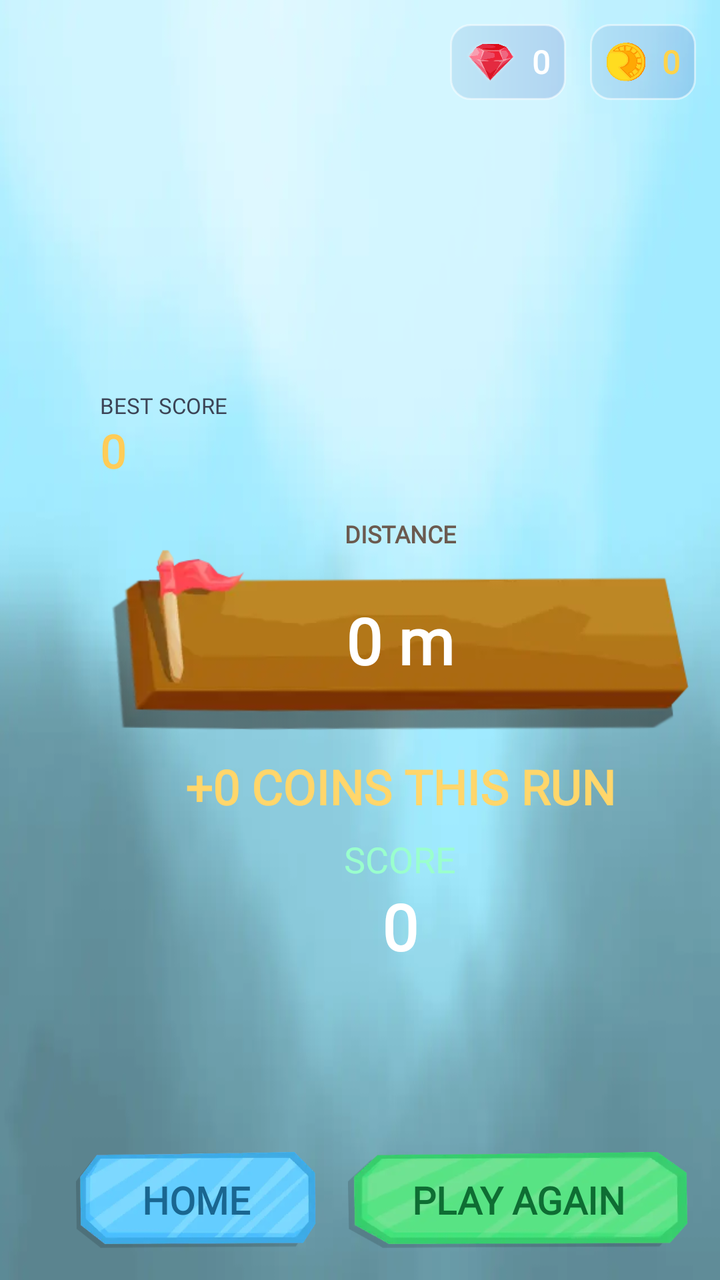
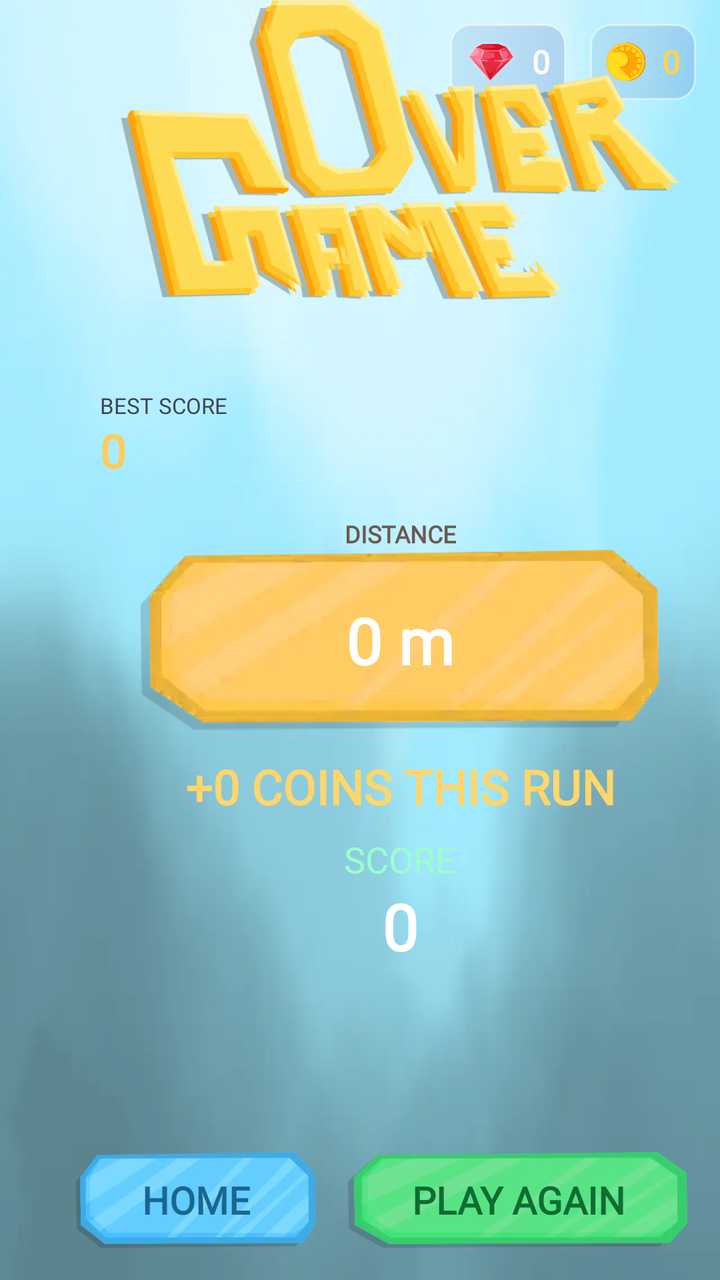

Two renders of the same Android screen: before a commit and after it. Below are the layout's source before the change and the commit's diff.
<!-- AndroidManifest.xml: application theme Theme.RollerRush -->
<!-- res/layout/activity_game_over.xml -->
<?xml version="1.0" encoding="utf-8"?>
<androidx.constraintlayout.widget.ConstraintLayout
    xmlns:android="http://schemas.android.com/apk/res/android"
    xmlns:app="http://schemas.android.com/apk/res-auto"
    xmlns:tools="http://schemas.android.com/tools"
    android:id="@+id/gameOverRoot"
    android:layout_width="match_parent"
    android:layout_height="match_parent"
    android:background="@drawable/bg02">

    
    <LinearLayout
        android:id="@+id/linearLayout3"
        android:layout_width="wrap_content"
        android:layout_height="38dp"
        android:layout_margin="12dp"
        android:background="@drawable/coin_container"
        android:gravity="center"
        android:orientation="horizontal"
        android:paddingHorizontal="8dp"
        app:layout_constraintEnd_toStartOf="@id/linearLayout2"
        app:layout_constraintTop_toTopOf="parent">

        <ImageView
            android:layout_width="25dp"
            android:layout_height="25dp"
            android:layout_marginEnd="8dp"
            android:contentDescription="Rush Rubies"
            android:src="@drawable/rush_ruby" />

        <TextView
            android:id="@+id/rubiesLabel"
            android:layout_width="wrap_content"
            android:layout_height="wrap_content"
            android:fontFamily="@font/count_font"
            android:text="0"
            android:textColor="#FFFFFF"
            android:textSize="16sp"
            android:textStyle="bold" />
    </LinearLayout>

    
    <LinearLayout
        android:id="@+id/linearLayout2"
        android:layout_width="wrap_content"
        android:layout_height="38dp"
        android:layout_margin="12dp"
        android:background="@drawable/coin_container"
        android:gravity="center"
        android:orientation="horizontal"
        android:paddingHorizontal="8dp"
        app:layout_constraintEnd_toEndOf="parent"
        app:layout_constraintTop_toTopOf="parent">

        <ImageView
            android:layout_width="20dp"
            android:layout_height="20dp"
            android:layout_marginEnd="8dp"
            android:contentDescription="Rush Coins"
            android:src="@drawable/rush_coin" />

        <TextView
            android:id="@+id/totalCoinsValue"
            android:layout_width="wrap_content"
            android:layout_height="wrap_content"
            android:fontFamily="@font/count_font"
            android:text="0"
            android:textColor="#FFD34B"
            android:textSize="16sp"
            android:textStyle="bold" />
    </LinearLayout>

    
    <LinearLayout
        android:id="@+id/linearLayout11"
        android:layout_width="wrap_content"
        android:layout_height="wrap_content"
        android:layout_margin="16dp"
        android:gravity="center"
        android:orientation="horizontal"
        app:layout_constraintBottom_toBottomOf="parent"
        app:layout_constraintEnd_toEndOf="parent">

        <Button
            android:id="@+id/homeButton"
            android:layout_width="120dp"
            android:layout_height="48dp"
            android:layout_marginEnd="8dp"
            android:background="@drawable/blue_button_bg"
            android:fontFamily="@font/new_font"
            android:text="HOME"
            android:textColor="#1A6690"
            android:textSize="19sp"
            android:textStyle="bold" />

        <Button
            android:id="@+id/playAgainButton"
            android:layout_width="170dp"
            android:layout_height="48dp"
            android:layout_marginStart="8dp"
            android:background="@drawable/retry_button_bg"
            android:fontFamily="@font/new_font"
            android:text="PLAY AGAIN"
            android:textColor="#0E6D33"
            android:textSize="19sp"
            android:textStyle="bold" />
    </LinearLayout>

    
    <LinearLayout
        android:id="@+id/linearLayout12"
        android:layout_width="400dp"
        android:layout_height="0dp"
        android:gravity="center"
        android:orientation="vertical"
        app:layout_constraintBottom_toBottomOf="parent"
        app:layout_constraintStart_toStartOf="parent"
        app:layout_constraintTop_toTopOf="parent" />

    <ImageView
        android:id="@+id/imageView4"
        android:layout_width="300dp"
        android:layout_height="90dp"
        android:contentDescription="Score board"
        android:src="@drawable/score_board"
        app:layout_constraintBottom_toBottomOf="@id/linearLayout12"
        app:layout_constraintEnd_toEndOf="@id/linearLayout12"
        app:layout_constraintStart_toStartOf="@id/linearLayout12"
        app:layout_constraintTop_toTopOf="@id/linearLayout12" />

    <TextView
        android:id="@+id/textView2"
        android:layout_width="wrap_content"
        android:layout_height="wrap_content"
        android:fontFamily="@font/new_font"
        android:text="DISTANCE"
        android:textColor="#6B5A4F"
        android:textSize="12sp"
        android:textStyle="bold"
        app:layout_constraintBottom_toTopOf="@id/imageView4"
        app:layout_constraintEnd_toEndOf="@id/linearLayout12"
        app:layout_constraintStart_toStartOf="@id/linearLayout12" />

    <TextView
        android:id="@+id/distanceValue"
        android:layout_width="wrap_content"
        android:layout_height="wrap_content"
        android:fontFamily="@font/new_font"
        android:paddingHorizontal="40dp"
        android:paddingVertical="8dp"
        android:text="0 m"
        android:textColor="#FFFFFF"
        android:textSize="32sp"
        android:textStyle="bold"
        app:layout_constraintBottom_toBottomOf="@id/linearLayout12"
        app:layout_constraintEnd_toEndOf="@id/linearLayout12"
        app:layout_constraintStart_toStartOf="@id/linearLayout12"
        app:layout_constraintTop_toTopOf="@id/linearLayout12" />

    <LinearLayout
        android:id="@+id/linearLayout14"
        android:layout_width="250dp"
        android:layout_height="wrap_content"
        android:layout_marginBottom="18dp"
        android:orientation="vertical"
        app:layout_constraintBottom_toTopOf="@id/textView2"
        app:layout_constraintStart_toStartOf="@id/imageView4">

        <TextView
            android:layout_width="wrap_content"
            android:layout_height="wrap_content"
            android:fontFamily="@font/new_font"
            android:text="BEST SCORE"
            android:textColor="#3C4456"
            android:textSize="11sp" />

        <TextView
            android:id="@+id/bestValue"
            android:layout_width="wrap_content"
            android:layout_height="wrap_content"
            android:fontFamily="@font/new_font"
            android:text="0"
            android:textColor="#FFCC57"
            android:textSize="23sp"
            android:textStyle="bold" />
    </LinearLayout>

    <TextView
        android:id="@+id/runCoinsValue"
        android:layout_width="300dp"
        android:layout_height="wrap_content"
        android:layout_marginTop="12dp"
        android:fontFamily="@font/new_font"
        android:gravity="center"
        android:shadowRadius="5"
        android:text="+0 COINS THIS RUN"
        android:textColor="#FFD66B"
        android:textSize="24sp"
        android:textStyle="bold"
        app:layout_constraintEnd_toEndOf="@id/linearLayout12"
        app:layout_constraintStart_toStartOf="@id/linearLayout12"
        app:layout_constraintTop_toBottomOf="@id/imageView4" />

    <LinearLayout
        android:id="@+id/scoreStats"
        android:layout_width="200dp"
        android:layout_height="wrap_content"
        android:layout_marginTop="8dp"
        android:gravity="center"
        android:orientation="vertical"
        app:layout_constraintEnd_toEndOf="@id/linearLayout12"
        app:layout_constraintStart_toStartOf="@id/linearLayout12"
        app:layout_constraintTop_toBottomOf="@id/runCoinsValue">

        <TextView
            android:layout_width="wrap_content"
            android:layout_height="wrap_content"
            android:fontFamily="@font/new_font"
            android:text="SCORE"
            android:textColor="#9AFFCD"
            android:textSize="18sp" />

        <TextView
            android:id="@+id/scoreValue"
            android:layout_width="wrap_content"
            android:layout_height="wrap_content"
            android:fontFamily="@font/count_font"
            android:text="0"
            android:textColor="#FFFFFF"
            android:textSize="32sp"
            android:textStyle="bold" />
    </LinearLayout>

    
    <ImageView
        android:id="@+id/gameOverTitle"
        android:layout_width="0dp"
        android:layout_height="0dp"
        android:layout_marginStart="10dp"
        android:layout_marginEnd="16dp"
        android:layout_marginTop="8dp"
        android:layout_marginBottom="12dp"
        android:contentDescription="Game Over"
        android:scaleType="fitCenter"
        android:src="@drawable/game_over_img"
        app:layout_constraintBottom_toTopOf="@id/linearLayout11"
        app:layout_constraintEnd_toEndOf="parent"
        app:layout_constraintStart_toEndOf="@id/linearLayout12"
        app:layout_constraintTop_toBottomOf="@id/linearLayout3" />

    
    <LinearLayout
        android:id="@+id/completedMissionsPanel"
        android:layout_width="0dp"
        android:layout_height="0dp"
        android:layout_marginStart="10dp"
        android:layout_marginEnd="16dp"
        android:layout_marginTop="8dp"
        android:layout_marginBottom="12dp"
        android:orientation="vertical"
        android:padding="16dp"
        android:background="@drawable/mission_panel"
        android:visibility="gone"
        app:layout_constraintBottom_toTopOf="@id/linearLayout11"
        app:layout_constraintEnd_toEndOf="parent"
        app:layout_constraintStart_toEndOf="@id/linearLayout12"
        app:layout_constraintTop_toBottomOf="@id/linearLayout3">

        <TextView
            android:id="@+id/completedMissionsTitle"
            android:layout_width="match_parent"
            android:layout_height="wrap_content"
            android:fontFamily="@font/new_font"
            android:gravity="center"
            android:paddingBottom="8dp"
            android:text="MISSIONS COMPLETED!"
            android:textColor="#FFD34B"
            android:textSize="22sp"
            android:textStyle="bold" />

        <TextView
            android:id="@+id/completedMissionsSubtitle"
            android:layout_width="match_parent"
            android:layout_height="wrap_content"
            android:fontFamily="@font/count_font"
            android:gravity="center"
            android:paddingBottom="10dp"
            android:text="Great ride! You've unlocked new rewards."
            android:textColor="#B9C9DD"
            android:textSize="13sp" />

        <ScrollView
            android:id="@+id/completedMissionsScroll"
            android:layout_width="match_parent"
            android:layout_height="0dp"
            android:layout_weight="1"
            android:fillViewport="false"
            android:overScrollMode="never">

            <LinearLayout
                android:id="@+id/completedMissionsList"
                android:layout_width="match_parent"
                android:layout_height="wrap_content"
                android:orientation="vertical" />
        </ScrollView>

        <TextView
            android:id="@+id/completedMissionsHint"
            android:layout_width="match_parent"
            android:layout_height="wrap_content"
            android:layout_marginTop="10dp"
            android:fontFamily="@font/count_font"
            android:gravity="center"
            android:text="Visit MISSIONS from the main menu to claim your rewards."
            android:textColor="#65D8FF"
            android:textSize="12sp" />
    </LinearLayout>

    
    <LinearLayout
        android:id="@+id/mysteryRewardCard"
        android:layout_width="match_parent"
        android:layout_height="0dp"
        android:gravity="center"
        android:orientation="horizontal"
        android:padding="14dp"
        android:background="@drawable/mystery_overlay_bg"
        android:visibility="gone"
        app:layout_constraintBottom_toBottomOf="parent"
        app:layout_constraintEnd_toEndOf="parent"
        app:layout_constraintStart_toStartOf="parent"
        app:layout_constraintTop_toTopOf="parent">

        <ImageView
            android:id="@+id/mysteryBubbleImage"
            android:layout_width="160dp"
            android:layout_height="250dp"
            android:contentDescription="Mystery reward bubble"
            android:scaleType="fitCenter"
            android:src="@drawable/mystery_bubble" />

        <LinearLayout
            android:layout_width="wrap_content"
            android:layout_height="wrap_content"
            android:layout_margin="28dp"
            android:orientation="vertical"
            android:paddingStart="12dp">

            <TextView
                android:layout_width="wrap_content"
                android:layout_height="wrap_content"
                android:fontFamily="@font/new_font"
                android:text="LUCKY FIND"
                android:textColor="#E8D9FF"
                android:textSize="11sp"
                android:textStyle="bold" />

            <TextView
                android:id="@+id/mysteryRewardTitle"
                android:layout_width="wrap_content"
                android:layout_height="wrap_content"
                android:layout_marginTop="4dp"
                android:fontFamily="@font/new_font"
                android:text="MYSTERY REWARD!"
                android:textColor="#FFFFFF"
                android:textSize="17sp"
                android:textStyle="bold" />

            <TextView
                android:id="@+id/mysteryRewardValue"
                android:layout_width="wrap_content"
                android:layout_height="wrap_content"
                android:layout_marginTop="6dp"
                android:fontFamily="@font/new_font"
                android:padding="12dp"
                android:text="+100 COINS"
                android:textColor="#FFD66B"
                android:textSize="36sp"
                android:textStyle="bold" />
        </LinearLayout>
    </LinearLayout>

</androidx.constraintlayout.widget.ConstraintLayout>
<!-- resources referenced by this layout -->
<resources>
  <!-- drawable bg02: webp bitmap (drawable, 5004 bytes) -->
  <!-- drawable blue_button_bg: webp bitmap (drawable, 5542 bytes) -->
  <!-- drawable coin_container (drawable) -->
  <?xml version="1.0" encoding="utf-8"?>
  <shape xmlns:android="http://schemas.android.com/apk/res/android">
  <gradient android:startColor="#4D93C0E2" android:endColor="#4D6189D0"/>
      <corners android:radius="10dp"/>
      <stroke android:color="#81FFFFFF" android:width="1dp"/>
  </shape>
  <!-- drawable game_over_img: webp bitmap (drawable, 68596 bytes) -->
  <!-- drawable mission_panel: png bitmap (drawable, 78967 bytes) -->
  <!-- drawable mystery_bubble: webp bitmap (drawable, 18786 bytes) -->
  <!-- drawable mystery_overlay_bg: webp bitmap (drawable, 23906 bytes) -->
  <!-- drawable retry_button_bg: webp bitmap (drawable, 5076 bytes) -->
  <!-- drawable rush_coin: webp bitmap (drawable, 6902 bytes) -->
  <!-- drawable rush_ruby: webp bitmap (drawable, 12584 bytes) -->
  <!-- drawable score_board: webp bitmap (drawable, 5660 bytes) -->
  <style name="Theme.RollerRush" parent="Theme.AppCompat.NoActionBar">
          <item name="android:windowFullscreen">true</item>
          <item name="android:windowBackground">@android:color/black</item>
      </style>
</resources>

<!-- the commit's change to res/layout/activity_game_over.xml (unified diff, before → after) -->
@@ -122,7 +122,7 @@
         android:layout_width="300dp"
         android:layout_height="90dp"
         android:contentDescription="Score board"
-        android:src="@drawable/score_board"
+        android:src="@drawable/golden_button_bg"
         app:layout_constraintBottom_toBottomOf="@id/linearLayout12"
         app:layout_constraintEnd_toEndOf="@id/linearLayout12"
         app:layout_constraintStart_toStartOf="@id/linearLayout12"
@@ -232,21 +232,37 @@
     </LinearLayout>
 
     
+
+    <ScrollView
+        android:id="@+id/completedMissionsScroll"
+        android:layout_width="0dp"
+        android:layout_height="0dp"
+        android:layout_weight="1"
+        android:fillViewport="false"
+        android:overScrollMode="never"
+        app:layout_constraintBottom_toTopOf="@+id/linearLayout11"
+        app:layout_constraintEnd_toEndOf="parent"
+        app:layout_constraintStart_toEndOf="@+id/linearLayout12"
+        app:layout_constraintTop_toBottomOf="@+id/linearLayout3">
+
+        <LinearLayout
+            android:id="@+id/completedMissionsList"
+            android:layout_width="match_parent"
+            android:layout_height="wrap_content"
+            android:orientation="vertical" />
+    </ScrollView>
+
     <ImageView
         android:id="@+id/gameOverTitle"
         android:layout_width="0dp"
-        android:layout_height="0dp"
-        android:layout_marginStart="10dp"
-        android:layout_marginEnd="16dp"
-        android:layout_marginTop="8dp"
-        android:layout_marginBottom="12dp"
+        android:layout_height="150dp"
         android:contentDescription="Game Over"
         android:scaleType="fitCenter"
         android:src="@drawable/game_over_img"
-        app:layout_constraintBottom_toTopOf="@id/linearLayout11"
-        app:layout_constraintEnd_toEndOf="parent"
-        app:layout_constraintStart_toEndOf="@id/linearLayout12"
-        app:layout_constraintTop_toBottomOf="@id/linearLayout3" />
+        app:layout_constraintEnd_toEndOf="@+id/linearLayout12"
+        app:layout_constraintStart_toStartOf="parent"
+        app:layout_constraintTop_toTopOf="parent" />
+
 
     
     <LinearLayout
@@ -289,20 +305,6 @@
             android:textColor="#B9C9DD"
             android:textSize="13sp" />
 
-        <ScrollView
-            android:id="@+id/completedMissionsScroll"
-            android:layout_width="match_parent"
-            android:layout_height="0dp"
-            android:layout_weight="1"
-            android:fillViewport="false"
-            android:overScrollMode="never">
-
-            <LinearLayout
-                android:id="@+id/completedMissionsList"
-                android:layout_width="match_parent"
-                android:layout_height="wrap_content"
-                android:orientation="vertical" />
-        </ScrollView>
 
         <TextView
             android:id="@+id/completedMissionsHint"
<!-- resource entries referenced after the edit -->
@@ -10,13 +10,13 @@
       <stroke android:color="#81FFFFFF" android:width="1dp"/>
   </shape>
   <!-- drawable game_over_img: webp bitmap (drawable, 68596 bytes) -->
+  <!-- drawable golden_button_bg: webp bitmap (drawable, 5360 bytes) -->
   <!-- drawable mission_panel: png bitmap (drawable, 78967 bytes) -->
   <!-- drawable mystery_bubble: webp bitmap (drawable, 18786 bytes) -->
   <!-- drawable mystery_overlay_bg: webp bitmap (drawable, 23906 bytes) -->
   <!-- drawable retry_button_bg: webp bitmap (drawable, 5076 bytes) -->
   <!-- drawable rush_coin: webp bitmap (drawable, 6902 bytes) -->
   <!-- drawable rush_ruby: webp bitmap (drawable, 12584 bytes) -->
-  <!-- drawable score_board: webp bitmap (drawable, 5660 bytes) -->
   <style name="Theme.RollerRush" parent="Theme.AppCompat.NoActionBar">
           <item name="android:windowFullscreen">true</item>
           <item name="android:windowBackground">@android:color/black</item>
